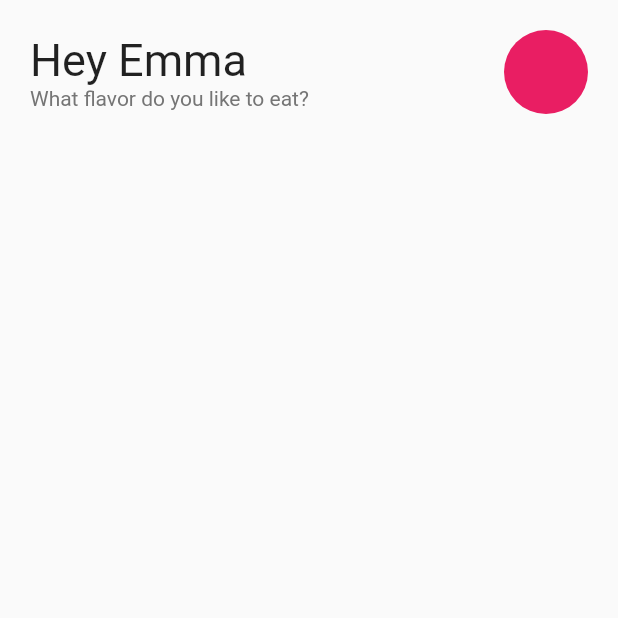
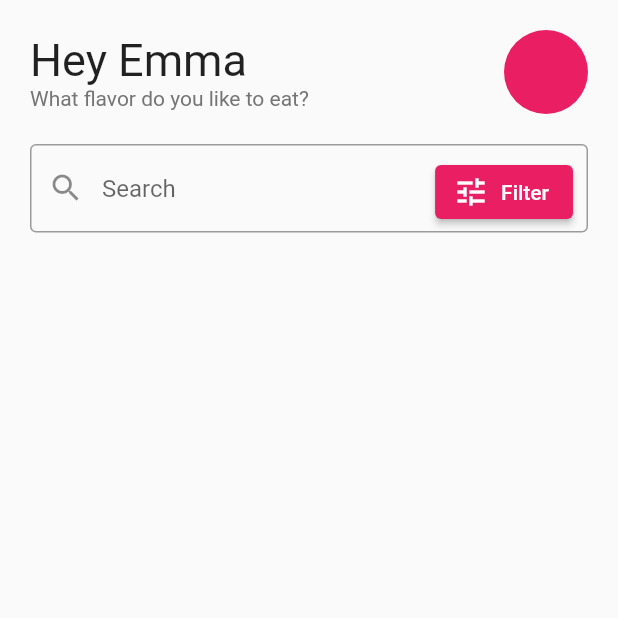
Before and after one commit to ahmetsarac/flutter_ice_cream, a Flutter app: the screen it shows after launch, on a phone screen of 412 x 824 dp, the top half of it. Run offline on Flutter 3.47's test engine with Material 2 defaults, Android fonts, the phone set to English and light mode, and no system bars; our stand-ins replace google_fonts.

Commit message:
Search bar is added.

```diff
--- a/lib/pages/home_page.dart
+++ b/lib/pages/home_page.dart
@@ -1,5 +1,6 @@
 import 'package:flutter/material.dart';
 
+import '../widgets/search_bar.dart';
 import '../widgets/top_section.dart';
 
 class HomePage extends StatelessWidget{
@@ -13,6 +14,7 @@ class HomePage extends StatelessWidget{
         child: Column(
           children: [
             TopSection(),
+            SearchBar(),
           ],
             ),
       ),
--- /dev/null
+++ b/lib/widgets/search_bar.dart
@@ -0,0 +1,32 @@
+import 'package:flutter/material.dart';
+
+class SearchBar extends StatelessWidget {
+  const SearchBar({Key? key}) : super(key: key);
+  @override
+  Widget build(BuildContext context) {
+    return Container(
+      margin: EdgeInsets.only(top: 20),
+      child: Stack(
+        children: [
+          const Expanded(
+              child: TextField(
+                  decoration: InputDecoration(
+                      prefixIcon: Icon(Icons.search),
+                      border: OutlineInputBorder(
+                        borderSide: BorderSide(width: 5),
+                      ),
+                      hintText: 'Search'))),
+          Positioned(
+              top: 8,
+              right: 10,
+            child: ElevatedButton.icon(
+              onPressed: () {},
+              icon: Icon(Icons.tune),
+              label: Text('Filter'),
+            ),
+          ),
+        ],
+      ),
+    );
+  }
+}
```
